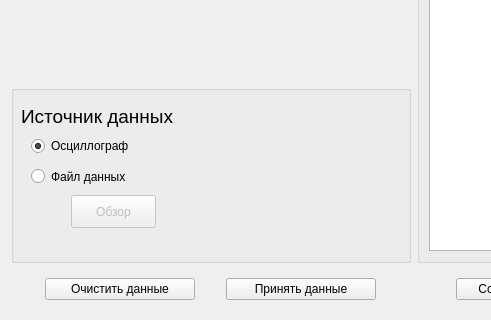
First picture: the form in untitled/datas.ui, repository Ivanos121/ImView, before the edit; both pictures show x 0 to 491 and y 384 to 704 of the 1337 by 704 pixel window.
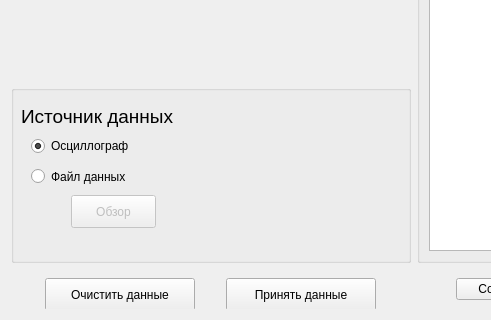
Second picture: the form after the edit.

Diff of the .ui file:
```diff
--- a/untitled/datas.ui
+++ b/untitled/datas.ui
@@ -322,6 +322,12 @@
      <layout class="QHBoxLayout" name="horizontalLayout">
       <item>
        <widget class="QPushButton" name="pushButton_2">
+        <property name="minimumSize">
+         <size>
+          <width>0</width>
+          <height>33</height>
+         </size>
+        </property>
         <property name="maximumSize">
          <size>
           <width>150</width>
@@ -333,8 +339,14 @@
         </property>
        </widget>
       </item>
-      <item>
+      <item alignment="Qt::AlignTop">
        <widget class="QPushButton" name="pushButton">
+        <property name="minimumSize">
+         <size>
+          <width>0</width>
+          <height>33</height>
+         </size>
+        </property>
         <property name="maximumSize">
          <size>
           <width>150</width>
```
Left out of the diff: 103 changed lines with no effect on the pictures.
